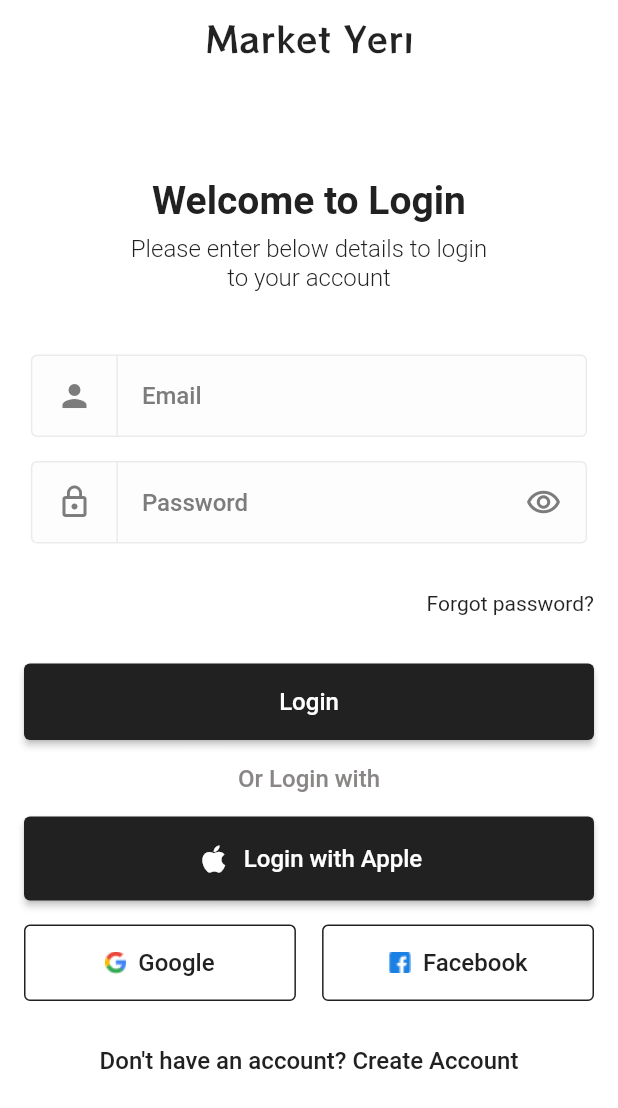
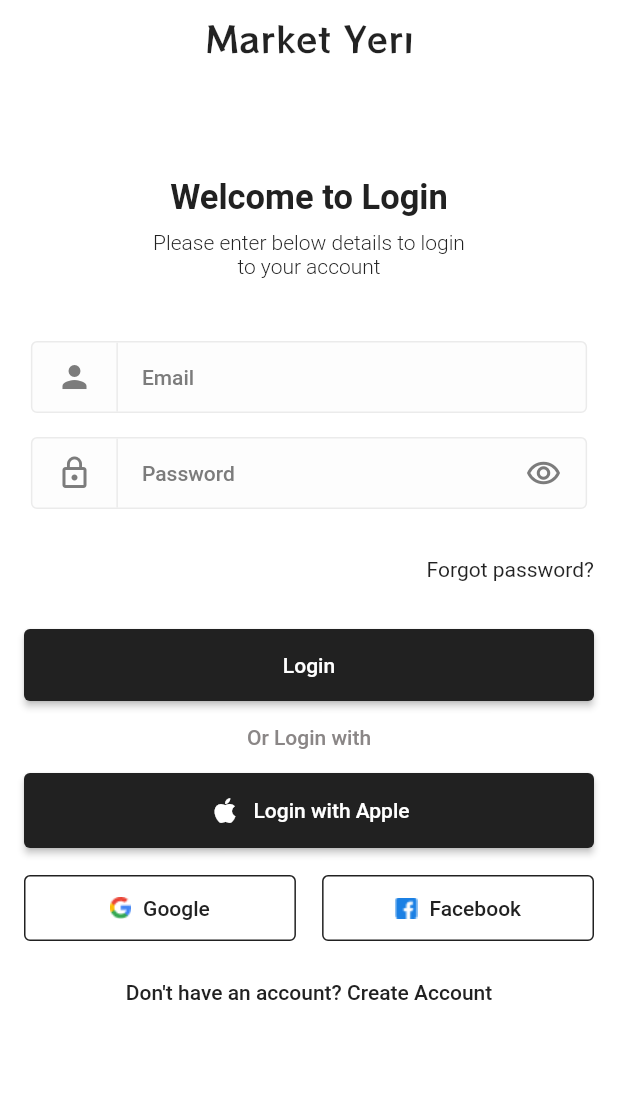
Before and after one commit to kibris-order/Marketyeri-flutter-app, a Flutter app: the screen it shows after launch, after a tap on "Login", on a phone screen of 412 x 824 dp. Shown: the top 1108 px of the screen. Run offline on Flutter 3.47's test engine with Material 2 defaults, Android fonts, the phone set to English and light mode, and no system bars; our stand-ins replace bloc, cloud_firestore, equatable, firebase_auth, firebase_core, firebase_storage and 7 more; missing offline and left inert: algolia, flutter_facebook_auth; accounts and stored records are empty.

Commit message:
fixed the view so that smaller devices can also view the page without constraits or overflows

```diff
--- a/lib/screens/Authentication/Login/login_screen.dart
+++ b/lib/screens/Authentication/Login/login_screen.dart
@@ -71,7 +71,7 @@ class LoginScreen extends StatelessWidget {
                 ),
                 Padding(
                     padding: EdgeInsets.all(
-                        MediaQuery.of(context).size.height * 0.05)),
+                        MediaQuery.of(context).size.width * 0.1)),
                 Column(
                   mainAxisAlignment: MainAxisAlignment.end,
                   crossAxisAlignment: CrossAxisAlignment.center,
@@ -80,7 +80,7 @@ class LoginScreen extends StatelessWidget {
                       'Welcome to Login',
                       style: TextStyle(
                           fontWeight: FontWeight.bold,
-                          fontSize: 26,
+                          fontSize: 23,
                           color: Styles.colorDark),
                     ),
                     const Padding(padding: EdgeInsets.all(4)),
@@ -88,19 +88,19 @@ class LoginScreen extends StatelessWidget {
                       'Please enter below details to login',
                       style: TextStyle(
                           color: Styles.colorDark,
-                          fontSize: 16,
+                          fontSize: 14,
                           fontWeight: FontWeight.w300),
                     ),
                     const Text(
                       'to your account',
                       style: TextStyle(
                           color: Styles.colorDark,
-                          fontSize: 16,
+                          fontSize: 14,
                           fontWeight: FontWeight.w300),
                     ),
                     const Padding(padding: EdgeInsets.all(21)),
                     Container(
-                        height: 55,
+                        height: 48,
                         width: MediaQuery.of(context).size.width * 0.9,
                         decoration: BoxDecoration(
                             color: const Color(0xfffdfdfd),
@@ -110,27 +110,27 @@ class LoginScreen extends StatelessWidget {
                           mainAxisAlignment: MainAxisAlignment.start,
                           children: [
                             const Padding(padding: EdgeInsets.all(8)),
-                            Icon(
+                            const Icon(
                               Icons.person,
                               size: 24,
                               color: Color(0xff7c7c7c),
                             ),
                             const Padding(padding: EdgeInsets.all(8)),
                             Container(
-                                color: Color(0xffebebeb), height: 55, width: 1),
+                                color: Color(0xffebebeb), height: 48, width: 1),
                             const Padding(padding: EdgeInsets.all(8)),
                             const Text(
                               'Email',
                               style: TextStyle(
                                   color: Color(0xff7c7c7c),
-                                  fontSize: 16,
+                                  fontSize: 14,
                                   fontWeight: FontWeight.w500),
                             ),
                           ],
                         )),
                     const Padding(padding: EdgeInsets.all(8)),
                     Container(
-                        height: 55,
+                        height: 48,
                         width: MediaQuery.of(context).size.width * 0.9,
                         decoration: BoxDecoration(
                             color: const Color(0xfffdfdfd),
@@ -151,7 +151,7 @@ class LoginScreen extends StatelessWidget {
                                 'Password',
                                 style: TextStyle(
                                     color: Color(0xff7c7c7c),
-                                    fontSize: 16,
+                                    fontSize: 14,
                                     fontWeight: FontWeight.w500),
                               ),
                             ),
@@ -183,7 +183,7 @@ class LoginScreen extends StatelessWidget {
                   onPressed: onRegisterPressed,
                   child: const Text(
                     'Login',
-                    style: TextStyle(color: Colors.white, fontSize: 16),
+                    style: TextStyle(color: Colors.white, fontSize: 14),
                   ),
                 ),
                 const Padding(padding: EdgeInsets.all(8)),
@@ -192,7 +192,7 @@ class LoginScreen extends StatelessWidget {
                   'Or Login with',
                   style: TextStyle(
                       color: Styles.colorGray,
-                      fontSize: 16,
+                      fontSize: 14,
                       fontWeight: FontWeight.w500),
                 )),
                 const Padding(padding: EdgeInsets.all(8)),
@@ -200,7 +200,7 @@ class LoginScreen extends StatelessWidget {
                   style: ButtonStyle(
                     padding: MaterialStateProperty.all<EdgeInsets>(
                         const EdgeInsets.symmetric(
-                            vertical: 16, horizontal: 4)),
+                            vertical: 14, horizontal: 4)),
                     backgroundColor:
                         MaterialStateProperty.all<Color>(Styles.colorDark),
                   ),
@@ -214,11 +214,12 @@ class LoginScreen extends StatelessWidget {
                       Icon(
                         Icons.apple,
                         color: Styles.colorWhite,
+                        size: 22,
                       ),
-                      Padding(padding: EdgeInsets.all(4)),
+                      Padding(padding: EdgeInsets.symmetric(horizontal: 4)),
                       Text(
                         'Login with Apple',
-                        style: TextStyle(color: Colors.white, fontSize: 16),
+                        style: TextStyle(color: Colors.white, fontSize: 14),
                       ),
                     ],
                   ),
@@ -233,7 +234,7 @@ class LoginScreen extends StatelessWidget {
                         child: OutlinedButton(
                           style: OutlinedButton.styleFrom(
                               padding: const EdgeInsets.symmetric(
-                                  vertical: 16, horizontal: 4),
+                                  vertical: 14, horizontal: 4),
                               side: const BorderSide(color: Styles.colorDark)
                               //backgroundColor: MaterialStateProperty.all<Color>(Styles.colorDark),
                               ),
@@ -249,7 +250,7 @@ class LoginScreen extends StatelessWidget {
                               const Text(
                                 'Google',
                                 style: TextStyle(
-                                    color: Styles.colorDark, fontSize: 16),
+                                    color: Styles.colorDark, fontSize: 14),
                               ),
                             ],
                           ),
@@ -260,7 +261,7 @@ class LoginScreen extends StatelessWidget {
                         child: OutlinedButton(
                           style: OutlinedButton.styleFrom(
                               padding: const EdgeInsets.symmetric(
-                                  vertical: 16, horizontal: 4),
+                                  vertical: 14, horizontal: 4),
                               side: const BorderSide(color: Styles.colorDark)
                               //backgroundColor: MaterialStateProperty.all<Color>(Styles.colorDark),
                               ),
@@ -276,14 +277,14 @@ class LoginScreen extends StatelessWidget {
                               const Text(
                                 'Facebook',
                                 style: TextStyle(
-                                    color: Styles.colorDark, fontSize: 16),
+                                    color: Styles.colorDark, fontSize: 14),
                               ),
                             ],
                           ),
                         ),
                       ),
                     ]),
-                const Padding(padding: EdgeInsets.all(8)),
+                const Padding(padding: EdgeInsets.all(4)),
                 TextButton(
                   style: ButtonStyle(
                     foregroundColor:
@@ -292,7 +293,7 @@ class LoginScreen extends StatelessWidget {
                   onPressed: onRegisterPressed,
                   child: const Text(
                     'Don\'t have an account? Create Account',
-                    style: TextStyle(color: Styles.colorDark, fontSize: 16),
+                    style: TextStyle(color: Styles.colorDark, fontSize: 14),
                   ),
                 ),
               ],
--- a/lib/screens/Authentication/Onboarding/onboarding.dart
+++ b/lib/screens/Authentication/Onboarding/onboarding.dart
@@ -59,7 +59,7 @@ class OnBoardingScreen extends StatelessWidget {
           ),
           SafeArea(
             child: Container(
-              padding: const EdgeInsets.symmetric(vertical: 8, horizontal: 16),
+              padding: const EdgeInsets.symmetric(vertical: 8, horizontal: 14),
               child: Center(
                 child: Column(
                   mainAxisAlignment: MainAxisAlignment.start,
@@ -127,21 +127,21 @@ class OnBoardingScreen extends StatelessWidget {
                       onPressed: onContinueAsGuestPressed,
                       child: const Text(
                         'Continue as guest',
-                        style: TextStyle(fontSize: 16, color: Styles.colorDark),
+                        style: TextStyle(fontSize: 14, color: Styles.colorDark),
                       ),
                     ),
                     const Padding(padding: EdgeInsets.all(8)),
                     OutlinedButton(
                       style: OutlinedButton.styleFrom(
                           padding: const EdgeInsets.symmetric(
-                              vertical: 16, horizontal: 4),
+                              vertical: 14, horizontal: 4),
                           side: const BorderSide(color: Styles.colorDark)
                           //backgroundColor: MaterialStateProperty.all<Color>(Styles.colorDark),
                           ),
                       onPressed: onLoginPressed,
                       child: const Text(
                         'Login',
-                        style: TextStyle(color: Styles.colorDark, fontSize: 16),
+                        style: TextStyle(color: Styles.colorDark, fontSize: 14),
                       ),
                     ),
                     const Padding(padding: EdgeInsets.all(8)),
@@ -149,17 +149,17 @@ class OnBoardingScreen extends StatelessWidget {
                       style: ButtonStyle(
                         padding: MaterialStateProperty.all<EdgeInsets>(
                             const EdgeInsets.symmetric(
-                                vertical: 16, horizontal: 4)),
+                                vertical: 14, horizontal: 4)),
                         backgroundColor:
                             MaterialStateProperty.all<Color>(Styles.colorDark),
                       ),
                       onPressed: onRegisterPressed,
                       child: const Text(
                         'Create Account',
-                        style: TextStyle(color: Colors.white, fontSize: 16),
+                        style: TextStyle(color: Colors.white, fontSize: 14),
                       ),
                     ),
-                    const Padding(padding: EdgeInsets.all(16)),
+                    const Padding(padding: EdgeInsets.all(14)),
                   ],
                 ),
               ),
```
Also changed, not shown: lib/screens/Authentication/Login/forgot_password.dart (+10 -10 lines), lib/screens/Authentication/Register/register_screen.dart (+21 -20 lines).
